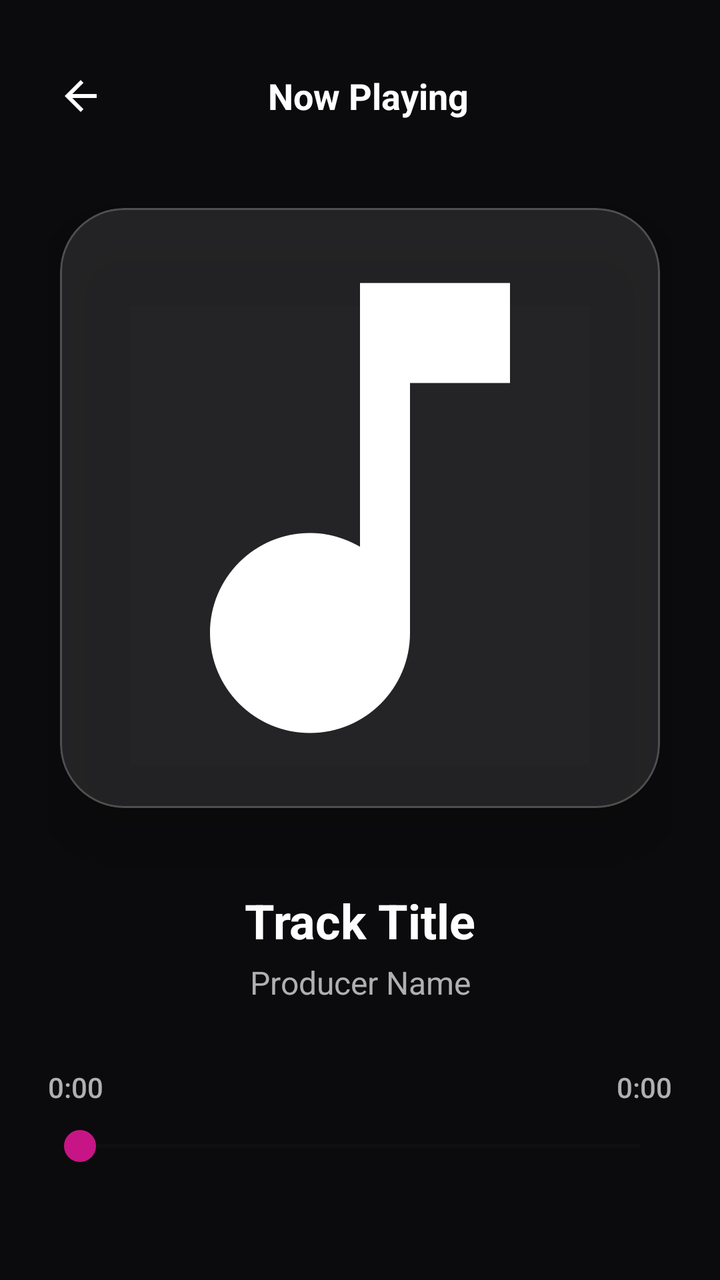
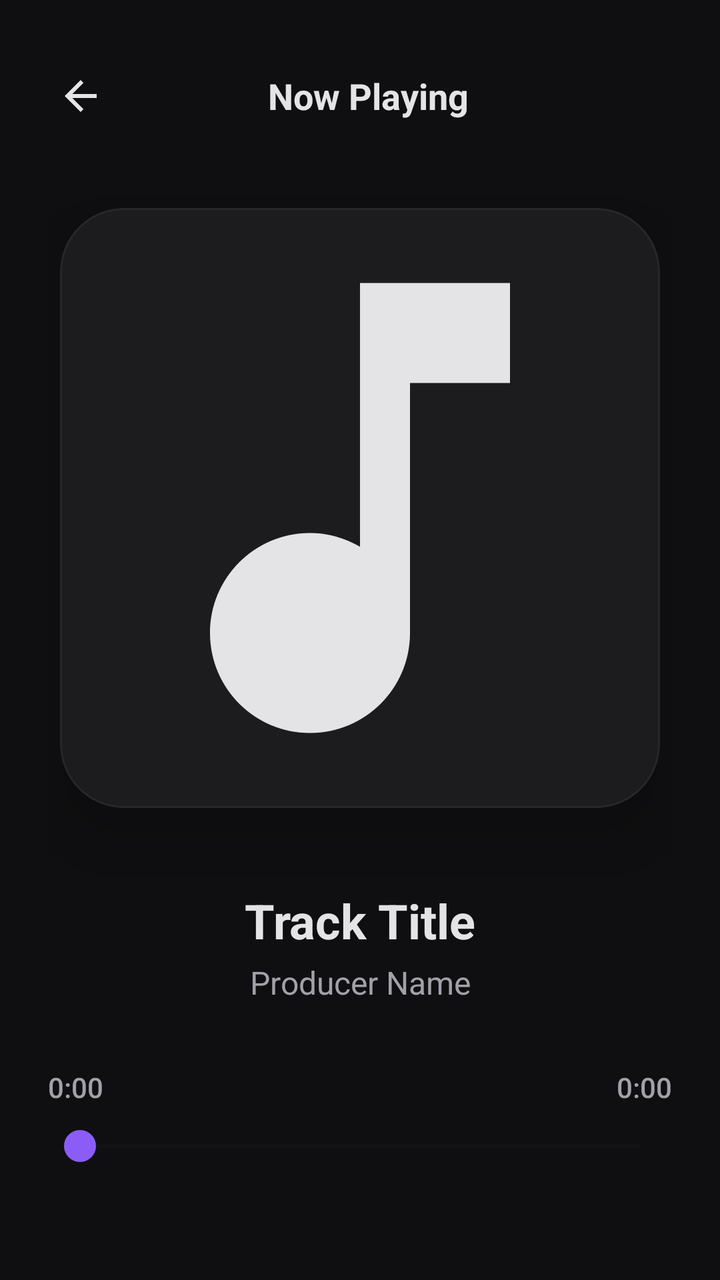

Screens rendered from an Android XML layout before and after an edit, with the pre-edit source and the edit as a unified diff.
<!-- AndroidManifest.xml: activity theme Theme.BeatHouse.Dark -->
<!-- res/layout/activity_player.xml -->
<?xml version="1.0" encoding="utf-8"?>
<LinearLayout xmlns:android="http://schemas.android.com/apk/res/android"
    xmlns:app="http://schemas.android.com/apk/res-auto"
    android:layout_width="match_parent"
    android:layout_height="match_parent"
    android:orientation="vertical"
    android:background="@color/background"
    android:padding="24dp">

    
    <LinearLayout
        android:layout_width="match_parent"
        android:layout_height="wrap_content"
        android:orientation="horizontal"
        android:gravity="center_vertical"
        android:layout_marginBottom="32dp"
        android:layout_marginStart="-16dp"
        android:layout_marginEnd="-16dp">

        <ImageButton
            android:id="@+id/btnClose"
            android:layout_width="48dp"
            android:layout_height="48dp"
            android:layout_gravity="start"
            android:layout_marginStart="8dp"
            android:layout_marginLeft="10dp"
            android:background="?attr/selectableItemBackgroundBorderless"
            android:contentDescription="Close"
            android:tint="?attr/colorOnSurface"
            app:srcCompat="@drawable/ic_arrow_back" />

        <TextView
            android:layout_width="0dp"
            android:layout_height="wrap_content"
            android:layout_weight="1"
            android:text="Now Playing"
            android:textSize="18sp"
            android:textStyle="bold"
            android:textColor="?attr/colorOnSurface"
            android:gravity="center" />

        <View
            android:layout_width="48dp"
            android:layout_height="48dp" />

    </LinearLayout>

    
    <com.google.android.material.card.MaterialCardView
        android:layout_width="300dp"
        android:layout_height="300dp"
        android:layout_gravity="center"
        android:layout_marginBottom="40dp"
        app:cardCornerRadius="32dp"
        app:cardElevation="24dp"
        app:cardBackgroundColor="@color/glass_background"
        app:strokeColor="@color/glass_outline"
        app:strokeWidth="1dp">

        <ImageView
            android:id="@+id/ivCover"
            android:layout_width="match_parent"
            android:layout_height="match_parent"
            android:scaleType="centerCrop"
            android:src="@drawable/ic_music_note"
            android:contentDescription="Track cover" />

    </com.google.android.material.card.MaterialCardView>

    
    <LinearLayout
        android:layout_width="match_parent"
        android:layout_height="wrap_content"
        android:orientation="vertical"
        android:gravity="center"
        android:layout_marginBottom="32dp">

        <TextView
            android:id="@+id/tvTitle"
            android:layout_width="match_parent"
            android:layout_height="wrap_content"
            android:text="Track Title"
            android:textSize="24sp"
            android:textStyle="bold"
            android:textColor="?attr/colorOnSurface"
            android:gravity="center"
            android:maxLines="1"
            android:ellipsize="end"
            app:autoSizeTextType="uniform"
            app:autoSizeMinTextSize="16sp"
            app:autoSizeMaxTextSize="24sp"
            app:autoSizeStepGranularity="1sp" />

        <TextView
            android:id="@+id/tvProducer"
            android:layout_width="match_parent"
            android:layout_height="wrap_content"
            android:text="Producer Name"
            android:textSize="16sp"
            android:textColor="?attr/colorOnSurfaceVariant"
            android:gravity="center"
            android:layout_marginTop="4dp"
            android:maxLines="1"
            android:ellipsize="end" />

    </LinearLayout>

    
    <LinearLayout
        android:layout_width="match_parent"
        android:layout_height="wrap_content"
        android:orientation="vertical"
        android:layout_marginBottom="32dp">

        
        <LinearLayout
            android:layout_width="match_parent"
            android:layout_height="wrap_content"
            android:orientation="horizontal"
            android:gravity="center_vertical"
            android:layout_marginBottom="8dp">

            <TextView
                android:id="@+id/tvCurrentTime"
                android:layout_width="0dp"
                android:layout_weight="1"
                android:layout_height="wrap_content"
                android:text="0:00"
                android:textSize="14sp"
                android:textColor="?attr/colorOnSurfaceVariant"
                android:fontFamily="sans-serif-medium" />

            <TextView
                android:id="@+id/tvTotalTime"
                android:layout_width="0dp"
                android:layout_weight="1"
                android:layout_height="wrap_content"
                android:text="0:00"
                android:textSize="14sp"
                android:textColor="?attr/colorOnSurfaceVariant"
                android:gravity="end"
                android:fontFamily="sans-serif-medium" />

        </LinearLayout>

        
        <SeekBar
            android:id="@+id/seekBar"
            android:layout_width="match_parent"
            android:layout_height="24dp"
            android:progress="0"
            android:max="100"
            android:progressBackgroundTint="@color/surface_variant"
            android:progressTint="@color/primary"
            android:thumb="@drawable/seekbar_thumb"
            android:thumbTint="@color/primary" />

    </LinearLayout>

    
    <LinearLayout
        android:layout_width="match_parent"
        android:layout_height="wrap_content"
        android:orientation="horizontal"
        android:gravity="center">

        <ImageButton
            android:id="@+id/btnPrevious"
            android:layout_width="56dp"
            android:layout_height="56dp"
            android:background="?attr/selectableItemBackgroundBorderless"
            app:srcCompat="@drawable/ic_skip_previous"
            android:tint="?attr/colorOnSurface"
            android:contentDescription="Previous track"
            android:layout_marginEnd="32dp" />

        <com.google.android.material.card.MaterialCardView
            android:layout_width="88dp"
            android:layout_height="88dp"
            android:layout_marginHorizontal="16dp"
            app:cardCornerRadius="44dp"
            app:cardElevation="8dp"
            app:cardBackgroundColor="@color/primary"
            app:strokeWidth="0dp">

            <ImageButton
                android:id="@+id/btnPlay"
                android:layout_width="match_parent"
                android:layout_height="match_parent"
                android:background="?attr/selectableItemBackgroundBorderless"
                app:srcCompat="@drawable/ic_play_arrow"
                android:tint="@color/on_primary"
                android:contentDescription="Play/Pause"
                android:padding="20dp"
                android:scaleType="fitCenter" />
        </com.google.android.material.card.MaterialCardView>

        <ImageButton
            android:id="@+id/btnNext"
            android:layout_width="56dp"
            android:layout_height="56dp"
            android:background="?attr/selectableItemBackgroundBorderless"
            app:srcCompat="@drawable/ic_skip_next"
            android:tint="?attr/colorOnSurface"
            android:contentDescription="Next track"
            android:layout_marginStart="32dp" />

    </LinearLayout>

</LinearLayout>
<!-- resources referenced by this layout -->
<resources>
  <color name="background">#0B0B0D</color>
  <color name="glass_background">#1AFFFFFF</color>
  <color name="glass_outline">#33FFFFFF</color>
  <color name="on_primary">#FFFFFF</color>
  <color name="primary">#C71585</color>
  <color name="surface_variant">#1A1A1C</color>
  <!-- drawable ic_arrow_back (drawable) -->
  <vector xmlns:android="http://schemas.android.com/apk/res/android"
      android:width="24dp"
      android:height="24dp"
      android:viewportWidth="24"
      android:viewportHeight="24">
      <path
          android:fillColor="#FFFFFF"
          android:pathData="M20,11H7.83l5.59,-5.59L12,4l-8,8 8,8 1.41,-1.41L7.83,13H20v-2z"/>
  </vector>
  <!-- drawable ic_play_arrow (drawable) -->
  <?xml version="1.0" encoding="utf-8"?>
  <vector xmlns:android="http://schemas.android.com/apk/res/android"
      android:width="24dp"
      android:height="24dp"
      android:viewportWidth="24"
      android:viewportHeight="24"
      android:tint="?attr/colorOnSurface">
      <path
          android:fillColor="@android:color/white"
          android:pathData="M8,5v14l11,-7z"/>
  </vector>
  <!-- drawable ic_skip_next (drawable) -->
  <?xml version="1.0" encoding="utf-8"?>
  <vector xmlns:android="http://schemas.android.com/apk/res/android"
      android:width="24dp"
      android:height="24dp"
      android:viewportWidth="24"
      android:viewportHeight="24">
      <path
          android:fillColor="#FFFFFF"
          android:pathData="M6,18l8.5,-6L6,6v12zM16,6v12h2V6h-2z"/>
  </vector>
  <!-- drawable ic_skip_previous (drawable) -->
  <?xml version="1.0" encoding="utf-8"?>
  <vector xmlns:android="http://schemas.android.com/apk/res/android"
      android:width="24dp"
      android:height="24dp"
      android:viewportWidth="24"
      android:viewportHeight="24">
      <path
          android:fillColor="#FFFFFF"
          android:pathData="M6,6h2v12H6V6zM9.5,12l8.5,6V6l-8.5,6z"/>
  </vector>
  <!-- drawable seekbar_thumb (drawable) -->
  <?xml version="1.0" encoding="utf-8"?>
  <shape xmlns:android="http://schemas.android.com/apk/res/android"
      android:shape="oval">
      <solid android:color="@color/primary" />
      <size
          android:width="16dp"
          android:height="16dp" />
      <stroke
          android:width="2dp"
          android:color="@color/white" />
  </shape>
  <style name="Theme.BeatHouse.Dark" parent="Theme.BeatHouse">
          <item name="colorSurface">@color/surface</item>
          <item name="android:windowBackground">@color/background</item>
      </style>
  <color name="white">#FFFFFFFF</color>
  <color name="surface">#121214</color>
  <color name="primary_container">#2D1525</color>
  <color name="secondary">#8E8E93</color>
  <color name="secondary_container_active">#2D1525</color>
  <color name="on_secondary">#FFFFFF</color>
  <color name="error">#FF453A</color>
  <color name="error_container">#330000</color>
  <color name="on_surface">#FFFFFF</color>
  <color name="on_surface_variant">#B0B0B0</color>
  <color name="outline">#1C1C1E</color>
  <style name="Widget.BeatHouse.Card" parent="Widget.Material3.CardView.Elevated">
          <item name="cardCornerRadius">28dp</item>
          <item name="cardElevation">0dp</item>
          <item name="strokeColor">@color/outline</item>
          <item name="strokeWidth">1dp</item>
          <item name="cardBackgroundColor">@color/surface_container</item>
      </style>
  <style name="Widget.BeatHouse.AppBarLayout" parent="Widget.Material3.AppBarLayout">
          <item name="android:background">@color/surface</item>
          <item name="backgroundTint">@color/surface</item>
      </style>
  <color name="surface_container">#1C1C1E</color>
  <!-- unchanged entries left out for length: 6 -->
</resources>

<!-- the commit's change to res/layout/activity_player.xml (unified diff, before → after) -->
@@ -53,8 +53,8 @@
         android:layout_marginBottom="40dp"
         app:cardCornerRadius="32dp"
         app:cardElevation="24dp"
-        app:cardBackgroundColor="@color/glass_background"
-        app:strokeColor="@color/glass_outline"
+        app:cardBackgroundColor="@color/surface_variant"
+        app:strokeColor="@color/outline"
         app:strokeWidth="1dp">
 
         <ImageView
<!-- resource entries referenced after the edit -->
@@ -1,11 +1,9 @@
 <!-- resources referenced by this layout -->
 <resources>
-  <color name="background">#0B0B0D</color>
-  <color name="glass_background">#1AFFFFFF</color>
-  <color name="glass_outline">#33FFFFFF</color>
+  <color name="background">#0F0F11</color>
   <color name="on_primary">#FFFFFF</color>
-  <color name="primary">#C71585</color>
-  <color name="surface_variant">#1A1A1C</color>
+  <color name="primary">#8B5CF6</color>
+  <color name="surface_variant">#1C1C1F</color>
   <!-- drawable ic_arrow_back (drawable) -->
   <vector xmlns:android="http://schemas.android.com/apk/res/android"
       android:width="24dp"
@@ -67,28 +65,28 @@
           <item name="android:windowBackground">@color/background</item>
       </style>
   <color name="white">#FFFFFFFF</color>
-  <color name="surface">#121214</color>
-  <color name="primary_container">#2D1525</color>
-  <color name="secondary">#8E8E93</color>
-  <color name="secondary_container_active">#2D1525</color>
+  <color name="surface">#161618</color>
+  <color name="primary_container">#2E224F</color>
+  <color name="secondary">#71717A</color>
+  <color name="secondary_container_active">#2E224F</color>
   <color name="on_secondary">#FFFFFF</color>
-  <color name="error">#FF453A</color>
-  <color name="error_container">#330000</color>
-  <color name="on_surface">#FFFFFF</color>
-  <color name="on_surface_variant">#B0B0B0</color>
-  <color name="outline">#1C1C1E</color>
+  <color name="error">#EF4444</color>
+  <color name="error_container">#450A0A</color>
+  <color name="on_surface">#E4E4E7</color>
+  <color name="on_surface_variant">#A1A1AA</color>
+  <color name="outline">#27272A</color>
   <style name="Widget.BeatHouse.Card" parent="Widget.Material3.CardView.Elevated">
           <item name="cardCornerRadius">28dp</item>
           <item name="cardElevation">0dp</item>
           <item name="strokeColor">@color/outline</item>
           <item name="strokeWidth">1dp</item>
-          <item name="cardBackgroundColor">@color/surface_container</item>
+          <item name="cardBackgroundColor">@color/surface</item>
       </style>
   <style name="Widget.BeatHouse.AppBarLayout" parent="Widget.Material3.AppBarLayout">
           <item name="android:background">@color/surface</item>
           <item name="backgroundTint">@color/surface</item>
       </style>
-  <color name="surface_container">#1C1C1E</color>
+  <color name="surface_container">#1A1A1C</color>
   <!-- unchanged entries left out for length: 6 -->
 </resources>
 
